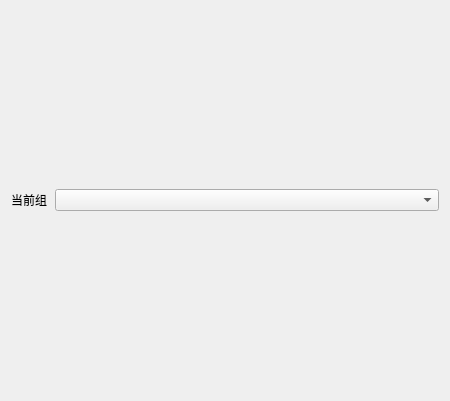
Before: the Qt Designer form src/dashboard.ui in Kingtous/service-monitor-dtk, drawn with Qt 5.
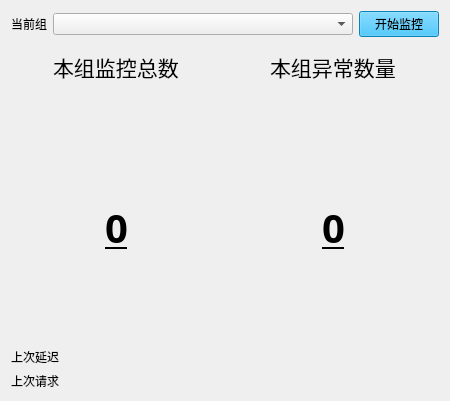
After: the same form once the commit is applied.

The edit to the form file:
```diff
--- a/src/dashboard.ui
+++ b/src/dashboard.ui
@@ -29,12 +29,12 @@
    <item row="0" column="0">
     <layout class="QVBoxLayout" name="verticalLayout">
      <item>
-      <layout class="QVBoxLayout" name="dashboardFrame" stretch="2,10">
+      <layout class="QVBoxLayout" name="dashboardFrame" stretch="2,0,10">
        <property name="sizeConstraint">
         <enum>QLayout::SetMaximumSize</enum>
        </property>
        <item>
-        <layout class="QHBoxLayout" name="horizontalLayout" stretch="1,10">
+        <layout class="QHBoxLayout" name="horizontalLayout" stretch="1,10,0">
          <item alignment="Qt::AlignLeft|Qt::AlignVCenter">
           <widget class="QLabel" name="label">
            <property name="sizePolicy">
@@ -58,10 +58,175 @@
            </property>
           </widget>
          </item>
+         <item>
+          <widget class="QPushButton" name="btnMonitor">
+           <property name="autoFillBackground">
+            <bool>false</bool>
+           </property>
+           <property name="styleSheet">
+            <string notr="true">background-color:  rgb(17, 180, 255)</string>
+           </property>
+           <property name="text">
+            <string>开始监控</string>
+           </property>
+          </widget>
+         </item>
         </layout>
        </item>
        <item>
-        <layout class="QVBoxLayout" name="statusLayout"/>
+        <spacer name="verticalSpacer">
+         <property name="orientation">
+          <enum>Qt::Vertical</enum>
+         </property>
+         <property name="sizeHint" stdset="0">
+          <size>
+           <width>20</width>
+           <height>8</height>
+          </size>
+         </property>
+        </spacer>
+       </item>
+       <item>
+        <layout class="QVBoxLayout" name="statusLayout">
+         <item>
+          <layout class="QHBoxLayout" name="horizontalLayout_2">
+           <item>
+            <layout class="QVBoxLayout" name="verticalLayout_2">
+             <item alignment="Qt::AlignHCenter|Qt::AlignTop">
+              <widget class="QLabel" name="label_2">
+               <property name="font">
+                <font>
+                 <pointsize>16</pointsize>
+                </font>
+               </property>
+               <property name="text">
+                <string>本组监控总数</string>
+               </property>
+              </widget>
+             </item>
+             <item alignment="Qt::AlignHCenter|Qt::AlignTop">
+              <widget class="QLabel" name="ll_monitortotal">
+               <property name="font">
+                <font>
+                 <family>文泉驿等宽微米黑</family>
+                 <pointsize>30</pointsize>
+                 <weight>75</weight>
+                 <bold>true</bold>
+                 <underline>true</underline>
+                </font>
+               </property>
+               <property name="text">
+                <string>0</string>
+               </property>
+              </widget>
+             </item>
+            </layout>
+           </item>
+           <item>
+            <layout class="QVBoxLayout" name="verticalLayout_5">
+             <item alignment="Qt::AlignHCenter|Qt::AlignTop">
+              <widget class="QLabel" name="label_4">
+               <property name="font">
+                <font>
+                 <pointsize>16</pointsize>
+                </font>
+               </property>
+               <property name="text">
+                <string>本组异常数量</string>
+               </property>
+              </widget>
+             </item>
+             <item alignment="Qt::AlignHCenter|Qt::AlignTop">
+              <widget class="QLabel" name="ll_abormalnums">
+               <property name="font">
+                <font>
+                 <family>文泉驿等宽微米黑</family>
+                 <pointsize>30</pointsize>
+                 <weight>75</weight>
+                 <bold>true</bold>
+                 <underline>true</underline>
+                </font>
+               </property>
+               <property name="text">
+                <string>0</string>
+               </property>
+              </widget>
+             </item>
+            </layout>
+           </item>
+          </layout>
+         </item>
+         <item>
+          <layout class="QVBoxLayout" name="verticalLayout_4">
+           <item>
+            <layout class="QHBoxLayout" name="horizontalLayout_4">
+             <property name="sizeConstraint">
+              <enum>QLayout::SetMaximumSize</enum>
+             </property>
+             <item>
+              <widget class="QLabel" name="label_5">
+               <property name="sizePolicy">
+                <sizepolicy hsizetype="Maximum" vsizetype="Maximum">
+                 <horstretch>0</horstretch>
+                 <verstretch>0</verstretch>
+                </sizepolicy>
+               </property>
+               <property name="text">
+                <string>上次延迟</string>
+               </property>
+              </widget>
+             </item>
+             <item>
+              <widget class="QLabel" name="ll_lastLag">
+               <property name="sizePolicy">
+                <sizepolicy hsizetype="Preferred" vsizetype="Maximum">
+                 <horstretch>0</horstretch>
+                 <verstretch>0</verstretch>
+                </sizepolicy>
+               </property>
+               <property name="text">
+                <string/>
+               </property>
+              </widget>
+             </item>
+            </layout>
+           </item>
+           <item>
+            <layout class="QHBoxLayout" name="horizontalLayout_3">
+             <property name="sizeConstraint">
+              <enum>QLayout::SetMaximumSize</enum>
+             </property>
+             <item>
+              <widget class="QLabel" name="label_3">
+               <property name="sizePolicy">
+                <sizepolicy hsizetype="Maximum" vsizetype="Maximum">
+                 <horstretch>0</horstretch>
+                 <verstretch>0</verstretch>
+                </sizepolicy>
+               </property>
+               <property name="text">
+                <string>上次请求</string>
+               </property>
+              </widget>
+             </item>
+             <item>
+              <widget class="QLabel" name="ll_prerequesturl">
+               <property name="sizePolicy">
+                <sizepolicy hsizetype="Preferred" vsizetype="Maximum">
+                 <horstretch>0</horstretch>
+                 <verstretch>0</verstretch>
+                </sizepolicy>
+               </property>
+               <property name="text">
+                <string/>
+               </property>
+              </widget>
+             </item>
+            </layout>
+           </item>
+          </layout>
+         </item>
+        </layout>
        </item>
       </layout>
      </item>
```
